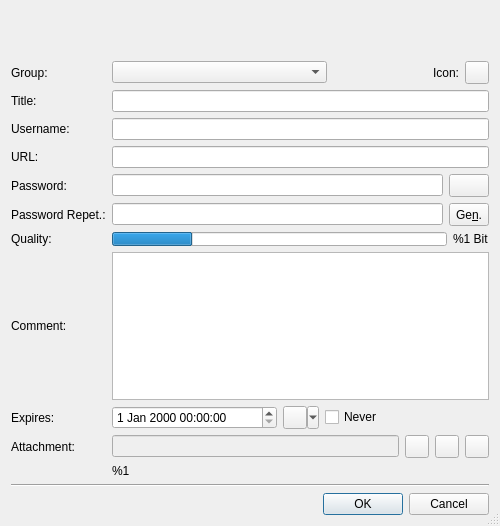
This is src/forms/EditEntryDlg.ui in iluminat23/keepassxc-debian as Qt 5 draws it before an edit. The edited form follows.
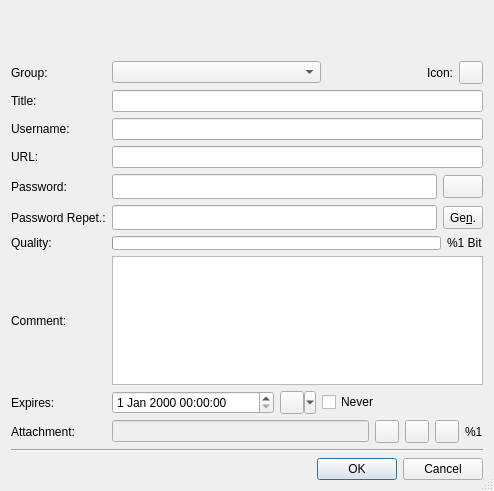
This is the edited form. Icons and pictures are not drawn.

```diff
--- a/src/forms/EditEntryDlg.ui
+++ b/src/forms/EditEntryDlg.ui
@@ -6,8 +6,8 @@
    <rect>
     <x>0</x>
     <y>0</y>
-    <width>500</width>
-    <height>526</height>
+    <width>494</width>
+    <height>491</height>
    </rect>
   </property>
   <property name="windowTitle" >
@@ -54,7 +54,13 @@
       </widget>
      </item>
      <item row="1" column="0" >
-      <widget class="QLineEdit" name="Edit_Password_w" />
+      <widget class="QLineEdit" name="Edit_Password_w" >
+       <property name="font" >
+        <font>
+         <family>Serif</family>
+        </font>
+       </property>
+      </widget>
      </item>
      <item row="0" column="1" >
       <widget class="QToolButton" name="ButtonEchoMode" >
@@ -85,7 +91,13 @@
       </widget>
      </item>
      <item row="0" column="0" >
-      <widget class="QLineEdit" name="Edit_Password" />
+      <widget class="QLineEdit" name="Edit_Password" >
+       <property name="font" >
+        <font>
+         <family>Serif</family>
+        </font>
+       </property>
+      </widget>
      </item>
     </layout>
    </item>
@@ -154,13 +166,6 @@
      </property>
     </widget>
    </item>
-   <item row="11" column="1" >
-    <widget class="QLabel" name="Label_AttachmentSize" >
-     <property name="text" >
-      <string>%1</string>
-     </property>
-    </widget>
-   </item>
    <item row="4" column="0" >
     <widget class="QLabel" name="textLabel7" >
      <property name="sizePolicy" >
@@ -333,6 +338,19 @@
        </property>
       </widget>
      </item>
+     <item>
+      <widget class="QLabel" name="Label_AttachmentSize" >
+       <property name="sizePolicy" >
+        <sizepolicy vsizetype="Preferred" hsizetype="Maximum" >
+         <horstretch>0</horstretch>
+         <verstretch>0</verstretch>
+        </sizepolicy>
+       </property>
+       <property name="text" >
+        <string>%1</string>
+       </property>
+      </widget>
+     </item>
     </layout>
    </item>
    <item row="9" column="1" >
@@ -387,9 +405,6 @@
          <height>14</height>
         </size>
        </property>
-       <property name="value" >
-        <number>24</number>
-       </property>
        <property name="textVisible" >
         <bool>false</bool>
        </property>
```
